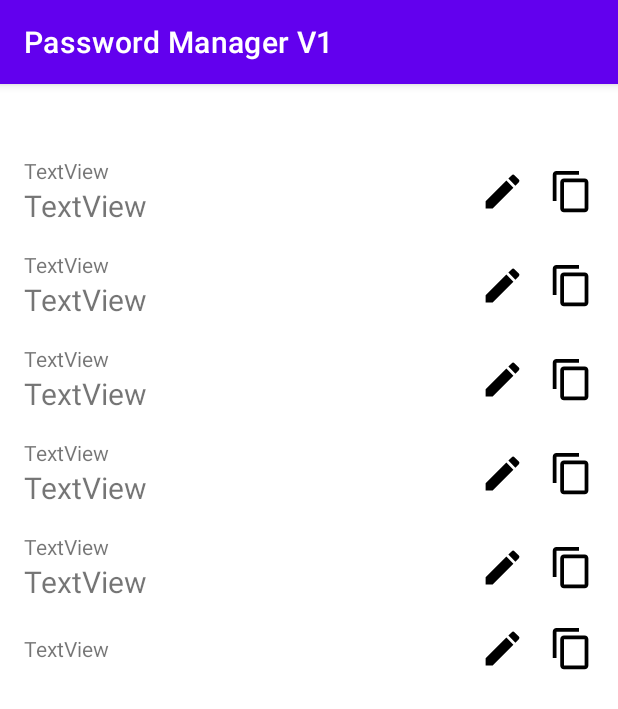
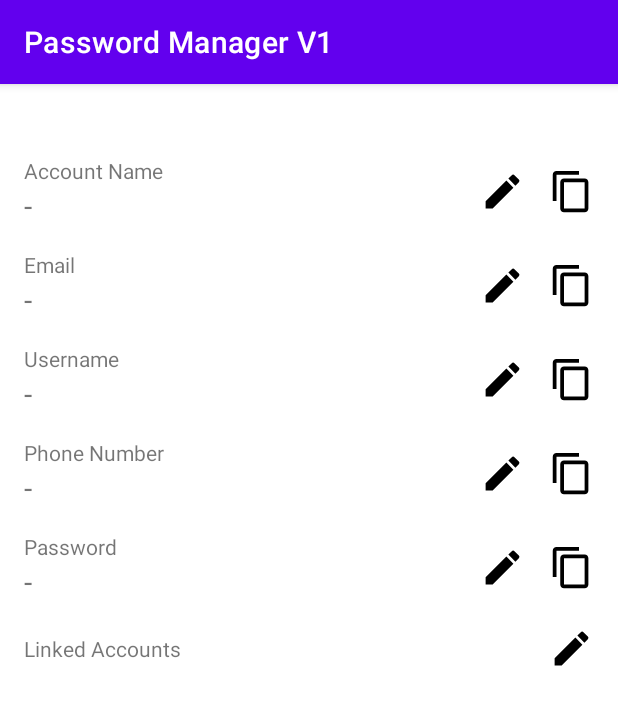
Before and after one commit to shiyao821/password_manager_android, an Android app: the AccountDetailsActivity screen opened directly, with no data from a screen before it, on a phone screen of 412 x 824 dp. Shown: the top 709 px of the screen. Run offline under Robolectric (Android 15) with nearby library versions, the phone set to English and light mode, and no system bars; 1 statement that could not run was skipped.

Commit message:
UI: Account details field title and default values

```diff
--- a/app/src/main/java/com/example/passwordmanagerv1/AccountDetailsActivity.kt
+++ b/app/src/main/java/com/example/passwordmanagerv1/AccountDetailsActivity.kt
@@ -3,6 +3,7 @@ package com.example.passwordmanagerv1
 import androidx.appcompat.app.AppCompatActivity
 import android.os.Bundle
 import com.example.passwordmanagerv1.utils.EXTRA_ACCOUNT
+
 
 class AccountDetailsActivity : AppCompatActivity() {
 
--- a/app/src/main/res/layout/activity_account_details.xml
+++ b/app/src/main/res/layout/activity_account_details.xml
@@ -29,9 +29,9 @@
                 android:id="@+id/tvAccountNameTitle"
                 android:layout_width="wrap_content"
                 android:layout_height="wrap_content"
-                android:text="TextView"
+                android:text="Account Name"
                 android:textSize="@dimen/account_details_field_title_text_size"
-                tools:text="tvAccountNameTitle" />
+                />
 
             <TextView
                 android:id="@+id/tvAccountNameValue"
@@ -39,7 +39,7 @@
                 android:layout_height="wrap_content"
                 android:ellipsize="end"
                 android:maxLines="1"
-                android:text="TextView"
+                android:text="@string/field_value_null"
                 android:textSize="@dimen/account_details_field_value_text_size"
                 tools:text="tvAccountNameValue" />
         </LinearLayout>
@@ -91,9 +91,9 @@
                 android:id="@+id/tvEmailTitle"
                 android:layout_width="wrap_content"
                 android:layout_height="wrap_content"
-                android:text="TextView"
+                android:text="Email"
                 android:textSize="@dimen/account_details_field_title_text_size"
-                tools:text="tvEmailTitle" />
+                />
 
             <TextView
                 android:id="@+id/tvEmailValue"
@@ -101,7 +101,7 @@
                 android:layout_height="wrap_content"
                 android:ellipsize="end"
                 android:maxLines="1"
-                android:text="TextView"
+                android:text="@string/field_value_null"
                 android:textSize="@dimen/account_details_field_value_text_size"
                 tools:text="tvEmailValue" />
         </LinearLayout>
@@ -152,9 +152,9 @@
                 android:id="@+id/tvUsernameTitle"
                 android:layout_width="wrap_content"
                 android:layout_height="wrap_content"
-                android:text="TextView"
+                android:text="@string/title_username"
                 android:textSize="@dimen/account_details_field_title_text_size"
-                tools:text="tvUsernameTitle" />
+                />
 
             <TextView
                 android:id="@+id/tvUsernameValue"
@@ -162,7 +162,7 @@
                 android:layout_height="wrap_content"
                 android:ellipsize="end"
                 android:maxLines="1"
-                android:text="TextView"
+                android:text="@string/field_value_null"
                 android:textSize="@dimen/account_details_field_value_text_size"
                 tools:text="tvUsernameValue" />
         </LinearLayout>
@@ -215,9 +215,9 @@
                 android:id="@+id/tvPhoneTitle"
                 android:layout_width="wrap_content"
                 android:layout_height="wrap_content"
-                android:text="TextView"
+                android:text="Phone Number"
                 android:textSize="@dimen/account_details_field_title_text_size"
-                tools:text="tvPhoneTitle" />
+                />
 
             <TextView
                 android:id="@+id/tvPhoneValue"
@@ -225,7 +225,7 @@
                 android:layout_height="wrap_content"
                 android:ellipsize="end"
                 android:maxLines="1"
-                android:text="TextView"
+                android:text="@string/field_value_null"
                 android:textSize="@dimen/account_details_field_value_text_size"
                 tools:text="tvPhoneValue" />
         </LinearLayout>
@@ -278,9 +278,9 @@
                 android:id="@+id/tvPasswordTitle"
                 android:layout_width="wrap_content"
                 android:layout_height="wrap_content"
-                android:text="TextView"
+                android:text="@string/title_password"
                 android:textSize="@dimen/account_details_field_title_text_size"
-                tools:text="tvPasswordTitle" />
+                />
 
             <TextView
                 android:id="@+id/tvPasswordValue"
@@ -288,7 +288,7 @@
                 android:layout_height="wrap_content"
                 android:ellipsize="end"
                 android:maxLines="1"
-                android:text="TextView"
+                android:text="@string/field_value_null"
                 android:textSize="@dimen/account_details_field_value_text_size"
                 tools:text="tvPasswordValue" />
         </LinearLayout>
@@ -341,11 +341,12 @@
                 android:id="@+id/tvLinkedAccountsTitle"
                 android:layout_width="wrap_content"
                 android:layout_height="wrap_content"
-                android:text="TextView"
+                android:text="@string/title_linked_accounts"
                 android:textSize="@dimen/account_details_field_title_text_size"
-                tools:text="tvLinkedAccountsTitle" />
+                />
 
             <androidx.recyclerview.widget.RecyclerView
+                android:id="@+id/rvLinkedAccounts"
                 android:layout_width="match_parent"
                 android:layout_height="match_parent"
                 tools:itemCount="2" />
@@ -360,23 +361,10 @@
             android:layout_centerVertical="true"
             android:layout_marginEnd="16dp"
             app:layout_constraintBottom_toBottomOf="parent"
-            app:layout_constraintEnd_toStartOf="@+id/ivLinkedAccountsCopy"
+            app:layout_constraintEnd_toEndOf="parent"
             app:layout_constraintTop_toTopOf="parent"
             app:srcCompat="@drawable/ic_baseline_edit_24"
             tools:srcCompat="@drawable/ic_baseline_edit_24" />
-
-        <ImageView
-            android:id="@+id/ivLinkedAccountsCopy"
-            android:layout_width="30dp"
-            android:layout_height="30dp"
-            android:layout_alignParentEnd="true"
-            android:layout_centerVertical="true"
-            android:layout_marginEnd="16dp"
-            app:layout_constraintBottom_toBottomOf="parent"
-            app:layout_constraintEnd_toEndOf="parent"
-            app:layout_constraintTop_toTopOf="parent"
-            app:srcCompat="@drawable/ic_baseline_content_copy_24"
-            tools:srcCompat="@drawable/ic_baseline_content_copy_24" />
 
     </androidx.constraintlayout.widget.ConstraintLayout>
 
@@ -393,6 +381,7 @@
         app:layout_constraintTop_toBottomOf="@+id/llLinkedAccounts" />
 
     <androidx.recyclerview.widget.RecyclerView
+        android:id="@+id/rvMisc"
         android:layout_width="0dp"
         android:layout_height="0dp"
         android:layout_marginStart="16dp"
--- a/app/src/main/res/values/strings.xml
+++ b/app/src/main/res/values/strings.xml
@@ -15,6 +15,15 @@
 
     <string name="dialog_new_master_password">A new data file and corresponding master password has been created</string>
 
+    <string name="title_account_name">Account Name</string>
+    <string name="title_username">Username</string>
+    <string name="title_email">Email</string>
+    <string name="title_phone">Phone Number</string>
+    <string name="title_password">Password</string>
+    <string name="title_linked_accounts">Linked Accounts</string>
+
+    <string name="field_value_null">-</string>
+
     <string name="ADD_ACCOUNT">Add new account</string>
     <string name="SEARCH_ACCOUNT_NAME">Search by account name</string>
     <string name="SEARCH_USERNAME">Search by username</string>
```
